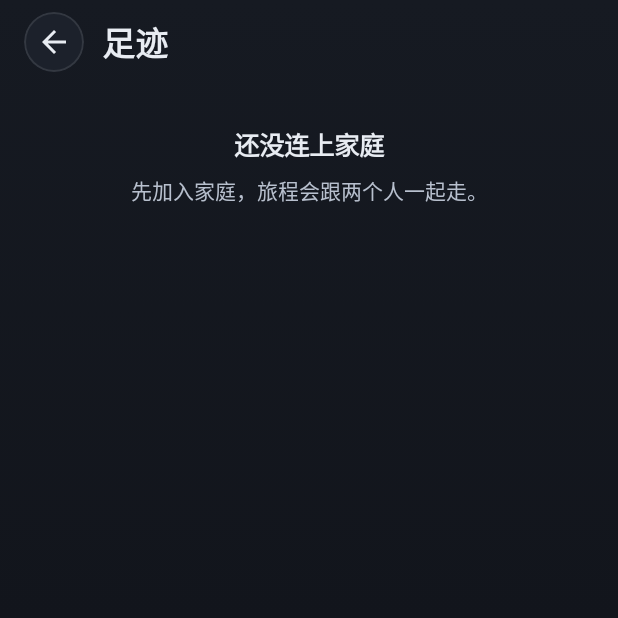
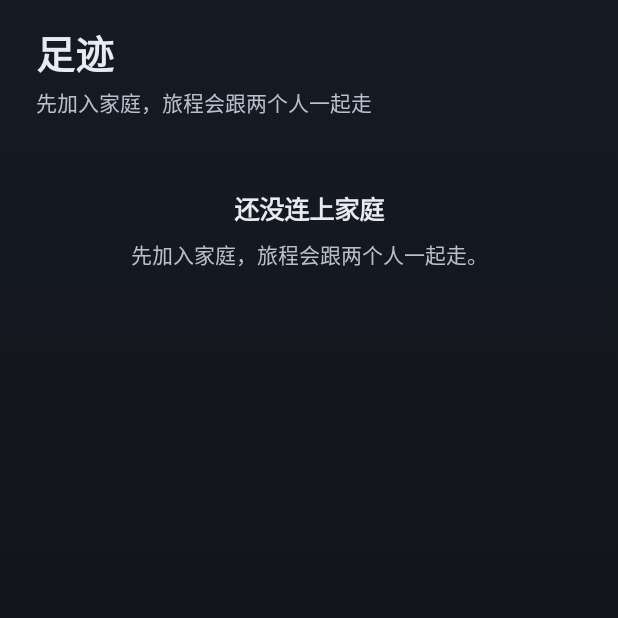
Before and after one commit to anliluZoe/GuanGuanHua, an Android app built with Jetpack Compose: the TripListScreen screen opened through its navigation route, on a phone screen of 412 x 824 dp, the top half of it. Run offline under Robolectric (Android 15) with nearby library versions, the phone set to English and light mode, and no system bars; libraries missing offline, so code that uses them is left out: androidx.glance, androidx.glance.appwidget; pictures from the network do not load.

Commit message:
把足迹放到主栏
- 底部导航增加「足迹」，与周期、我们并列

- 足迹路由改为顶层 trips，列表页改成主页面样式，去掉返回箭头

- 移除「我们」页重复的足迹入口

- 版本号提升到 1.1.2 (4)

```diff
--- a/app/src/main/java/com/guanguanhua/app/MainActivity.kt
+++ b/app/src/main/java/com/guanguanhua/app/MainActivity.kt
@@ -24,6 +24,7 @@ import androidx.compose.foundation.layout.windowInsetsPadding
 import androidx.compose.foundation.shape.RoundedCornerShape
 import androidx.compose.material.icons.Icons
 import androidx.compose.material.icons.outlined.CalendarMonth
+import androidx.compose.material.icons.outlined.Map
 import androidx.compose.material.icons.outlined.People
 import androidx.compose.material3.Icon
 import androidx.compose.material3.MaterialTheme
@@ -74,6 +75,7 @@ private data class Tab(val route: String, val label: String, val icon: ImageVect
 
 private val TABS = listOf(
     Tab("cycle", "周期", Icons.Outlined.CalendarMonth),
+    Tab("trips", "足迹", Icons.Outlined.Map),
     Tab("profile", "我们", Icons.Outlined.People),
 )
 
@@ -196,14 +198,14 @@ class MainActivity : ComponentActivity() {
                     val pendingRecord = openRecordStop.value
                     LaunchedEffect(pendingRecord, session.joined) {
                         if (!pendingRecord || !session.joined) return@LaunchedEffect
-                        navController.navigate("profile/trips/record") { launchSingleTop = true }
+                        navController.navigate("trips/record") { launchSingleTop = true }
                         openRecordStop.value = false
                     }
                     val pendingEnd = confirmEndTrip.value
                     LaunchedEffect(pendingEnd, session.joined) {
                         if (!pendingEnd || !session.joined) return@LaunchedEffect
                         askEndOnList = true
-                        navController.navigate("profile/trips") { launchSingleTop = true }
+                        navController.navigate("trips") { launchSingleTop = true }
                         confirmEndTrip.value = false
                     }
                     LaunchedEffect(keepTripGoing.value) {
@@ -268,11 +270,11 @@ class MainActivity : ComponentActivity() {
                     ) { padding ->
                         Column(modifier = Modifier.padding(padding).fillMaxSize()) {
                             val activeTrip = trips.active
-                            if (session.joined && activeTrip != null && currentRoute?.startsWith("profile/trips") != true) {
+                            if (session.joined && activeTrip != null && currentRoute?.startsWith("trips") != true) {
                                 com.guanguanhua.app.ui.TripBanner(
                                     name = activeTrip.name,
-                                    onRecord = { navController.navigate("profile/trips/record") { launchSingleTop = true } },
-                                    onOpen = { navController.navigate("profile/trips") { launchSingleTop = true } },
+                                    onRecord = { navController.navigate("trips/record") { launchSingleTop = true } },
+                                    onOpen = { navController.navigate("trips") { launchSingleTop = true } },
                                 )
                             }
                         NavHost(
@@ -286,35 +288,33 @@ class MainActivity : ComponentActivity() {
                                     viewModel = viewModel,
                                     onOpenWidget = { navController.navigate("profile/widget") },
                                     onOpenEdit = { navController.navigate("profile/edit") },
-                                    onOpenTrips = { navController.navigate("profile/trips") },
                                 )
                             }
-                            composable("profile/trips") {
+                            composable("trips") {
                                 com.guanguanhua.app.ui.TripListScreen(
                                     viewModel = viewModel,
-                                    onBack = { navController.popBackStack() },
-                                    onStart = { navController.navigate("profile/trips/start") },
-                                    onRecord = { navController.navigate("profile/trips/record") },
-                                    onOpenRoute = { id -> navController.navigate("profile/trips/$id") },
+                                    onStart = { navController.navigate("trips/start") },
+                                    onRecord = { navController.navigate("trips/record") },
+                                    onOpenRoute = { id -> navController.navigate("trips/$id") },
                                     askEnd = askEndOnList,
                                     onAskEndConsumed = { askEndOnList = false },
                                 )
                             }
-                            composable("profile/trips/start") {
+                            composable("trips/start") {
                                 com.guanguanhua.app.ui.StartTripScreen(
                                     viewModel = viewModel,
                                     onBack = { navController.popBackStack() },
                                 )
                             }
-                            composable("profile/trips/record") {
+                            composable("trips/record") {
                                 com.guanguanhua.app.ui.RecordStopScreen(
                                     viewModel = viewModel,
                                     onBack = { navController.popBackStack() },
-                                    onOpenRoute = { id -> navController.navigate("profile/trips/$id") },
+                                    onOpenRoute = { id -> navController.navigate("trips/$id") },
                                 )
                             }
                             composable(
-                                route = "profile/trips/{id}",
+                                route = "trips/{id}",
                                 arguments = listOf(navArgument("id") { type = NavType.LongType }),
                             ) { entry ->
                                 com.guanguanhua.app.ui.TripRouteScreen(
--- a/app/src/main/java/com/guanguanhua/app/ui/TripListScreen.kt
+++ b/app/src/main/java/com/guanguanhua/app/ui/TripListScreen.kt
@@ -1,5 +1,6 @@
 package com.guanguanhua.app.ui
 
+import androidx.compose.foundation.background
 import androidx.compose.foundation.clickable
 import androidx.compose.foundation.layout.Arrangement
 import androidx.compose.foundation.layout.Column
@@ -39,7 +40,6 @@ import java.time.ZoneOffset
 @Composable
 fun TripListScreen(
     viewModel: AppViewModel,
-    onBack: () -> Unit,
     onStart: () -> Unit,
     onRecord: () -> Unit,
     onOpenRoute: (Long) -> Unit,
@@ -56,13 +56,27 @@ fun TripListScreen(
         if (askEnd) onAskEndConsumed()
     }
     val active = trips.active
-    SubpageScaffold(title = "足迹", onBack = onBack) { inner ->
+    Column(
+        modifier = Modifier
+            .fillMaxSize()
+            .background(QTheme.colors.screenGlow)
+            .padding(horizontal = 20.dp),
+    ) {
+        Spacer(Modifier.height(12.dp))
+        PageHeader(
+            title = "足迹",
+            subtitle = when {
+                !session.joined -> "先加入家庭，旅程会跟两个人一起走"
+                active != null -> "旅行中 · ${active.name}"
+                else -> "开始一段旅程，记下店和景点"
+            },
+        )
+        Spacer(Modifier.height(8.dp))
         LazyColumn(
             modifier = Modifier
-                .fillMaxSize()
-                .padding(inner)
-                .padding(horizontal = 20.dp),
-            contentPadding = PaddingValues(bottom = 28.dp),
+                .weight(1f)
+                .fillMaxWidth(),
+            contentPadding = PaddingValues(top = 8.dp, bottom = 28.dp),
             verticalArrangement = Arrangement.spacedBy(12.dp),
         ) {
             if (!session.joined) {
--- a/gradle.properties
+++ b/gradle.properties
@@ -8,5 +8,5 @@ kotlin.code.style=official
 # App version. Bump BOTH before publishing an APK to the server (updates/latest.json) or sideload overwrite.
 # versionCode MUST increase or Android will refuse to install over the current APK.
 # Override for CI: ./gradlew assembleDebug -PappVersionCode=3 -PappVersionName=1.1.1
-appVersionCode=3
-appVersionName=1.1.1
+appVersionCode=4
+appVersionName=1.1.2
```
Also changed, not shown: app/src/main/java/com/guanguanhua/app/ui/ProfileScreen.kt (+0 -13 lines), 1 other file.
